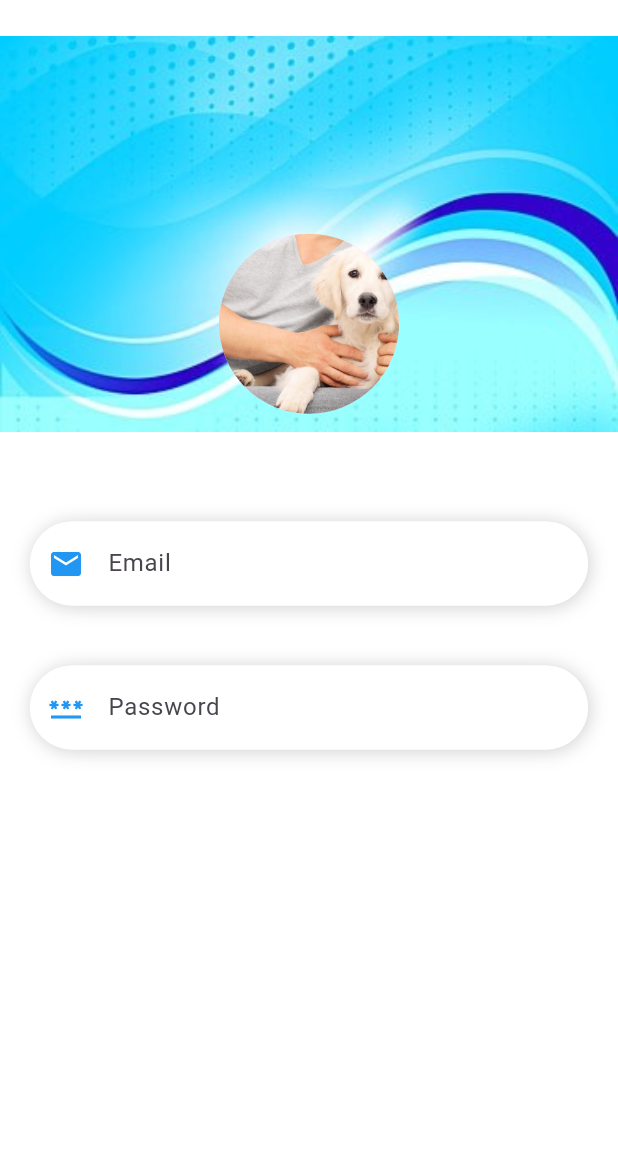
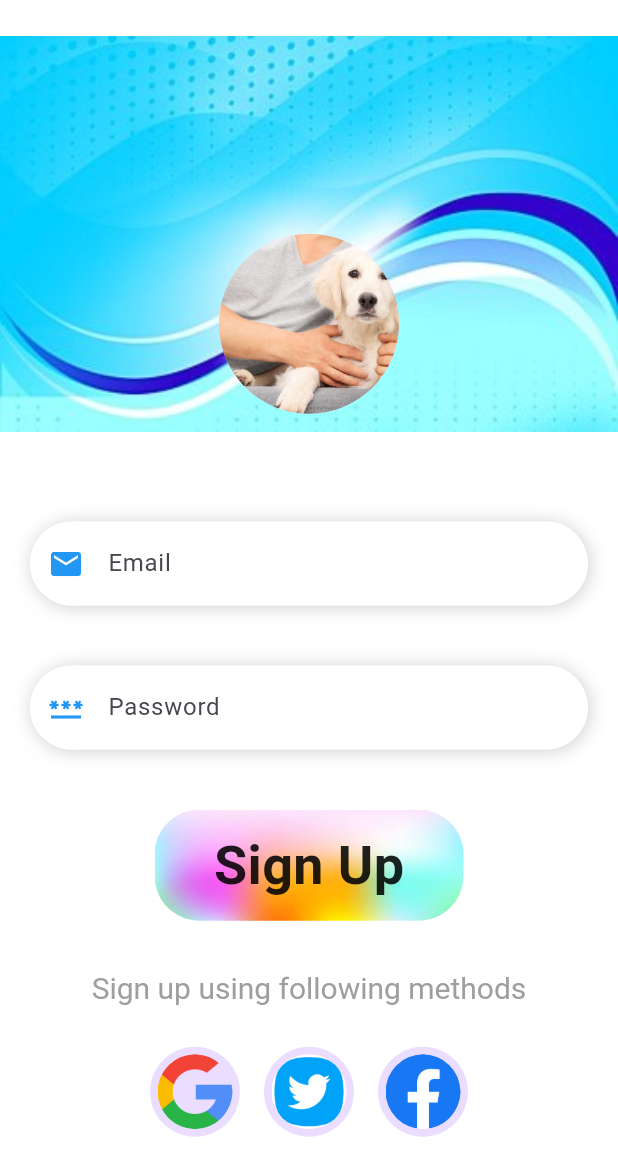
Before and after one commit to sachithrakalani/Registration_Page, a Flutter app: the screen it shows after launch, on a phone screen of 412 x 824 dp. Shown: the top 1176 px of the screen. Run offline on Flutter 3.47's test engine with Material 3 defaults, Android fonts, the phone set to English and light mode, and no system bars.

Commit message:
Created third Container for sign up button and social media icons in Sign up page

```diff
--- a/lib/signUpPage.dart
+++ b/lib/signUpPage.dart
@@ -8,6 +8,13 @@ class SignUpPage extends StatefulWidget {
 class _SignUpPageState extends State<SignUpPage> {
   @override
   Widget build(BuildContext context) {
+
+    List images = [
+      "g.jpg",
+      "t.jpg",
+      "f.jpg",
+    ];
+
     double w = MediaQuery.of(context).size.width;
     double h = MediaQuery.of(context).size.height;
     return Scaffold(
@@ -110,6 +117,67 @@ class _SignUpPageState extends State<SignUpPage> {
                   ),
                 ),
               ),
+
+              const SizedBox(height: 40),
+
+              Container(
+                width: w * 0.5,
+                height: h * 0.09,
+                decoration: BoxDecoration(
+                  borderRadius: BorderRadius.circular(30),
+                  image: const DecorationImage(
+                    fit: BoxFit.fill,
+                    image: AssetImage(
+                      'assets/images/banner3.jpg'
+                    ),
+                  )
+                ),
+                child: const Center(
+                  child: Text(
+                    'Sign Up',
+                    style:TextStyle(
+                      fontSize: 36,
+                      fontWeight: FontWeight.bold,
+                      color: Colors.black87
+                    )
+                  ),
+                ),
+              ),
+
+              SizedBox(height: w * 0.08,),
+
+              RichText(
+                text: TextSpan(
+                  text:"Sign up using following methods",
+                  style: TextStyle(
+                    color: Colors.grey[500],
+                    fontSize: 20
+                  ),
+                )
+             ),
+
+            const SizedBox(height: 20),
+
+             Wrap(
+              children:
+                List<Widget>.generate(
+                  3,
+                   (index){
+                    return Padding(
+                      padding: const EdgeInsets.all(8.0),
+                      child: CircleAvatar(
+                        radius: 30,
+                        child: CircleAvatar(
+                          radius: 25,
+                          backgroundImage: AssetImage(
+                            "assets/images/"+images[index]
+                          ),
+                        ),
+                      ),
+                    );
+                   }
+                ),
+             )
             ],
           ),
         ),
```
